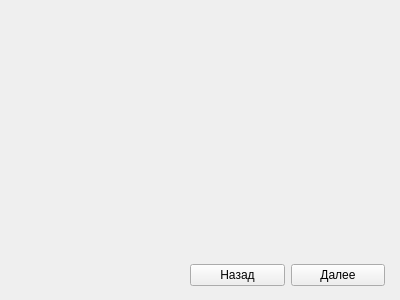
LebedevArtemiy/OurProject_pr4, file Program/App/trianglewindow.ui: the form before one commit.
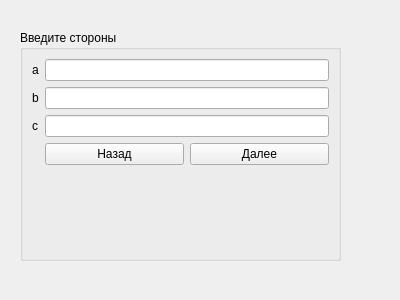
The form after the commit.

```diff
--- a/Program/App/trianglewindow.ui
+++ b/Program/App/trianglewindow.ui
@@ -13,15 +13,40 @@
   <property name="windowTitle">
    <string>Form</string>
   </property>
-  <widget class="QWidget" name="">
+  <widget class="QGroupBox" name="groupBox">
    <property name="geometry">
     <rect>
-     <x>190</x>
-     <y>260</y>
-     <width>195</width>
-     <height>30</height>
+     <x>20</x>
+     <y>30</y>
+     <width>321</width>
+     <height>231</height>
     </rect>
    </property>
+   <property name="title">
+    <string>Введите стороны</string>
+   </property>
+   <layout class="QFormLayout" name="formLayout">
+    <item row="0" column="0">
+     <widget class="QLabel" name="label">
+      <property name="text">
+       <string>a</string>
+      </property>
+     </widget>
+    </item>
+    <item row="0" column="1">
+     <widget class="QLineEdit" name="Astorona"/>
+    </item>
+    <item row="1" column="1">
+     <widget class="QLineEdit" name="Bstorona"/>
+    </item>
+    <item row="1" column="0">
+     <widget class="QLabel" name="label_2">
+      <property name="text">
+       <string>b</string>
+      </property>
+     </widget>
+    </item>
+    <item row="4" column="1">
    <layout class="QHBoxLayout" name="horizontalLayout">
     <item>
      <widget class="QPushButton" name="pushButton">
@@ -34,6 +59,18 @@
      <widget class="QPushButton" name="pushButton_2">
       <property name="text">
        <string>Далее</string>
+        </property>
+       </widget>
+      </item>
+     </layout>
+    </item>
+    <item row="2" column="1">
+     <widget class="QLineEdit" name="Cstorona"/>
+    </item>
+    <item row="2" column="0">
+     <widget class="QLabel" name="label_3">
+      <property name="text">
+       <string>c</string>
       </property>
      </widget>
     </item>
```
Lines whose indentation alone changed are shown as unchanged.
